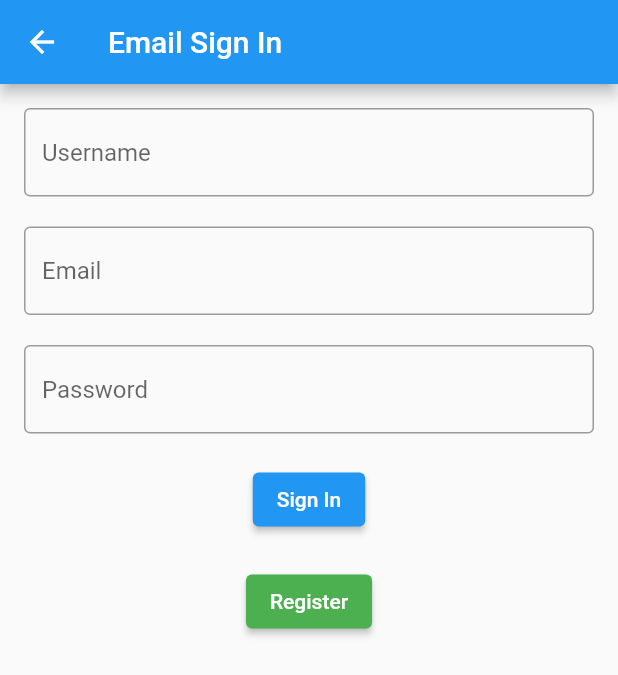
After one commit to KoushiHiraoka/app_contest, a Flutter app: the screen it shows after launch, after a tap on "ログイン/新規登録", on a phone screen of 412 x 824 dp. The commit adds this screen. Shown: the top 675 px of the screen. Run offline on Flutter 3.47's test engine with Material 2 defaults, Android fonts, the phone set to English and light mode, and no system bars; our stand-ins replace cloud_firestore, firebase_auth, firebase_core, geolocator, go_router, google_maps_flutter; accounts and stored records are empty.

Commit message:
add signin system

```diff
--- a/lib/home.dart
+++ b/lib/home.dart
@@ -27,6 +27,12 @@
             const Text('待ち合わせアプリ'),
             ElevatedButton(
               onPressed: () {
+                context.push('/sign_in');
+              },
+              child: const Text('ログイン/新規登録'),
+            ),
+            ElevatedButton(
+              onPressed: () {
                 context.push('/map');
               },
               child: const Text('Mapを開く'),
--- a/lib/main.dart
+++ b/lib/main.dart
@@ -1,5 +1,6 @@
 import 'package:app_contest/home.dart';
 import 'package:app_contest/map.dart';
+import 'package:app_contest/sign_in.dart';
 import 'package:flutter/material.dart';
 import 'package:go_router/go_router.dart';
 import 'package:firebase_core/firebase_core.dart';
@@ -34,6 +35,10 @@
       path: '/monitoring',
       builder: (context, state) => const Monitoring(),
     ),
+    GoRoute(
+      path: '/sign_in',
+      builder: (context, state) => const SignIn(),
+    ),
   ],
 );
 
--- a/lib/map.dart
+++ b/lib/map.dart
@@ -62,7 +62,7 @@
 
 @override
 void dispose() {
-  positionStream.cancel();  // ストリームの購読をキャンセルします。
+  positionStream.cancel();
   super.dispose();
 }
 
--- a/lib/monitoring.dart
+++ b/lib/monitoring.dart
@@ -1,7 +1,6 @@
 import 'dart:async';
 import 'package:flutter/material.dart';
 import 'package:geolocator/geolocator.dart';
-import 'package:google_maps_flutter/google_maps_flutter.dart';
 import 'distance.dart';
 import 'package:cloud_firestore/cloud_firestore.dart';
 
--- /dev/null
+++ b/lib/sign_in.dart
@@ -0,0 +1,153 @@
+import 'package:flutter/material.dart';
+import 'package:firebase_auth/firebase_auth.dart';
+import 'package:cloud_firestore/cloud_firestore.dart';
+
+class SignIn extends StatefulWidget {
+  const SignIn({Key? key}) : super(key: key);
+
+  @override
+  State<SignIn> createState() => _SignInState();
+}
+
+class _SignInState extends State<SignIn> {
+  final FirebaseAuth _auth = FirebaseAuth.instance;
+  final _formKey = GlobalKey<FormState>();
+  String  _username = '',_email = '', _password = '';
+
+
+  @override
+  Widget build(BuildContext context) {
+    return Scaffold(
+      appBar: AppBar(
+        title: Text('Email Sign In'),
+      ),
+      body: Form(
+        key: _formKey,
+        child: SingleChildScrollView(
+          child: Padding(
+            padding: EdgeInsets.all(16.0),
+            child: Column(
+              mainAxisAlignment: MainAxisAlignment.center,
+              children: [
+                TextFormField(
+                  decoration: InputDecoration(
+                    hintText: 'Username',
+                    border: OutlineInputBorder(),
+                  ),
+                  validator: (value) {
+                    if (value == null || value.isEmpty) {
+                      return 'Please enter your username';
+                    }
+                    return null;
+                  },
+                  onChanged: (value) {
+                    setState(() {
+                      _username = value;
+                    });
+                  },
+                ),
+                SizedBox(height: 20),
+                TextFormField(
+                  decoration: InputDecoration(
+                    hintText: 'Email',
+                    border: OutlineInputBorder(),
+                  ),
+                  validator: (value) {
+                    if (value == null || value.isEmpty) {
+                      return 'Please enter your email';
+                    }
+                    return null;
+                  },
+                  onChanged: (value) {
+                    setState(() {
+                      _email = value;
+                    });
+                  },
+                ),
+                SizedBox(height: 20),
+                TextFormField(
+                  decoration: InputDecoration(
+                    hintText: 'Password',
+                    border: OutlineInputBorder(),
+                  ),
+                  obscureText: true,
+                  validator: (value) {
+                    if (value == null || value.isEmpty) {
+                      return 'Please enter your password';
+                    }
+                    return null;
+                  },
+                  onChanged: (value) {
+                    setState(() {
+                      _password = value;
+                    });
+                  },
+                ),
+                SizedBox(height: 20),
+                ElevatedButton(
+                  onPressed: () async {
+                    if (_formKey.currentState!.validate()) {
+                      try {
+                        UserCredential userCredential = await _auth.signInWithEmailAndPassword(
+                          email: _email,
+                          password: _password,
+                        );
+                        // Signed in
+                        CollectionReference users = FirebaseFirestore.instance.collection('users');
+                        users.doc(userCredential.user!.uid).set({
+                          'username': _username,
+                          'email': _email,
+                        });
+
+                        ScaffoldMessenger.of(context).showSnackBar(
+                          SnackBar(content: Text('Signed in!')),
+                        );
+                      } on FirebaseAuthException catch (e) {
+                        // Handle error
+                        ScaffoldMessenger.of(context).showSnackBar(
+                          SnackBar(content: Text('Error: $e')),
+                        );
+                      }
+                    }
+                  },
+                  child: Text('Sign In'),
+                  style: ButtonStyle(
+                    backgroundColor: MaterialStateProperty.all<Color>(Colors.blue),
+                    foregroundColor: MaterialStateProperty.all<Color>(Colors.white),
+                  ),
+                ),
+                SizedBox(height: 20),
+                ElevatedButton(
+                  onPressed: () async {
+                    if (_formKey.currentState!.validate()) {
+                      try {
+                        UserCredential userCredential = await _auth.createUserWithEmailAndPassword(
+                          email: _email,
+                          password: _password,
+                        );
+                        // User registered
+                        ScaffoldMessenger.of(context).showSnackBar(
+                          SnackBar(content: Text('Registered!')),
+                        );
+                      } on FirebaseAuthException catch (e) {
+                        // Handle error
+                        ScaffoldMessenger.of(context).showSnackBar(
+                          SnackBar(content: Text('Error: $e')),
+                        );
+                      }
+                    }
+                  },
+                  child: Text('Register'),
+                  style: ButtonStyle(
+                    backgroundColor: MaterialStateProperty.all<Color>(Colors.green),
+                    foregroundColor: MaterialStateProperty.all<Color>(Colors.white),
+                  ),
+                ),
+              ],
+            ),
+          ),
+        ),
+      ),
+    );
+  }
+}
--- a/pubspec.yaml
+++ b/pubspec.yaml
@@ -40,6 +40,8 @@
   go_router: ^7.0.0
   firebase_core: ^2.12.0
   cloud_firestore: ^4.7.1
+  firebase_auth: ^4.6.2
+  google_sign_in: ^6.1.4
 
 dev_dependencies:
   flutter_test:
```
Also changed, not shown: dgsample/analysis_options.yaml (added, +29 -0 lines), dgsample/lib/main.dart (added, +115 -0 lines), dgsample/pubspec.yaml (added, +90 -0 lines), dgsample/pubspec.lock (added), pubspec.lock, 127 other files.
